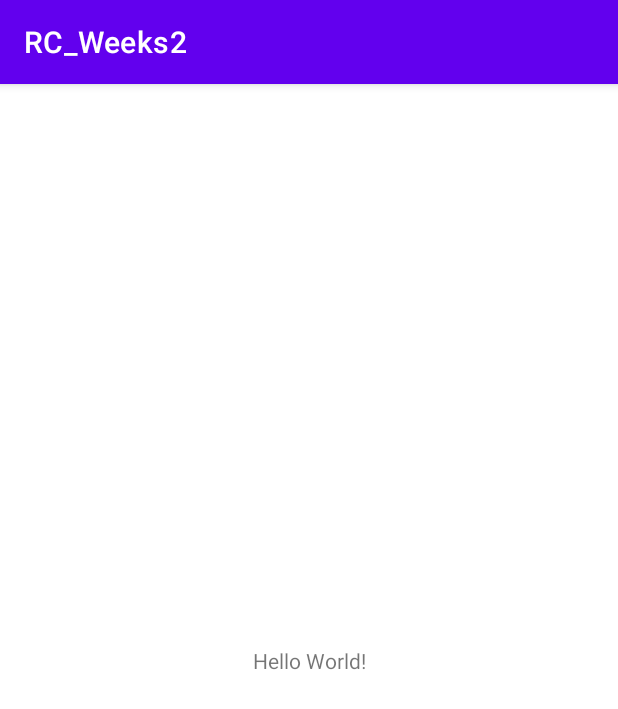
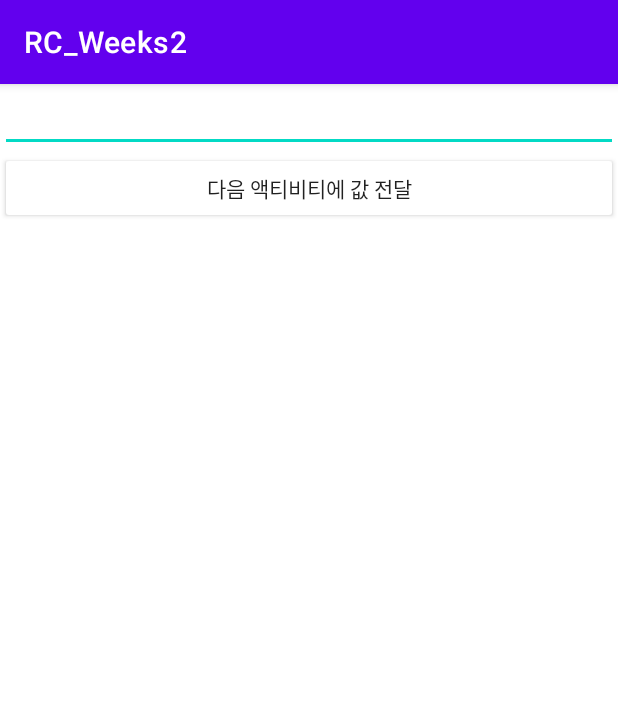
Before and after one commit to etchb/RisingCamp_Android_4th_Week2, an Android app: the screen it shows after launch (MainActivity), on a phone screen of 412 x 824 dp. Shown: the top 709 px of the screen. Run offline under Robolectric (Android 15) with nearby library versions, the phone set to English and light mode, and no system bars.

```diff
--- a/app/build.gradle
+++ b/app/build.gradle
@@ -14,6 +14,10 @@ android {
         versionName "1.0"
 
         testInstrumentationRunner "androidx.test.runner.AndroidJUnitRunner"
+    }
+
+    buildFeatures {
+        viewBinding true
     }
 
     buildTypes {
--- a/app/src/main/AndroidManifest.xml
+++ b/app/src/main/AndroidManifest.xml
@@ -18,6 +18,7 @@
                 <category android:name="android.intent.category.LAUNCHER" />
             </intent-filter>
         </activity>
+        <activity android:name=".SecondActivity"></activity>
     </application>
 
 </manifest>
--- a/app/src/main/java/com/bhongj/rc_weeks2/MainActivity.kt
+++ b/app/src/main/java/com/bhongj/rc_weeks2/MainActivity.kt
@@ -1,11 +1,54 @@
 package com.bhongj.rc_weeks2
 
+import android.content.Intent
 import androidx.appcompat.app.AppCompatActivity
 import android.os.Bundle
+import android.widget.Toast
+import com.bhongj.rc_weeks2.databinding.ActivityMainBinding
 
 class MainActivity : AppCompatActivity() {
+    private lateinit var binding:ActivityMainBinding
+
     override fun onCreate(savedInstanceState: Bundle?) {
         super.onCreate(savedInstanceState)
-        setContentView(R.layout.activity_main)
+        binding = ActivityMainBinding.inflate(layoutInflater)
+        val view = binding.root
+        setContentView(view)
+
+        binding.btnMain.setOnClickListener {
+            var intent = Intent(this, SecondActivity::class.java)
+            intent.putExtra("data", binding.edtMain.text.toString())
+            startActivity(intent)
+        }
+    }
+
+    override fun onStart() {
+        super.onStart()
+        Toast.makeText(this, "onStart", Toast.LENGTH_SHORT).show()
+    }
+
+    override fun onResume() {
+        super.onResume()
+        Toast.makeText(this, "onResume", Toast.LENGTH_SHORT).show()
+    }
+
+    override fun onPause() {
+        super.onPause()
+        Toast.makeText(this, "onPause", Toast.LENGTH_SHORT).show()
+    }
+
+    override fun onStop() {
+        super.onStop()
+        Toast.makeText(this, "onStop", Toast.LENGTH_SHORT).show()
+    }
+
+    override fun onRestart() {
+        super.onRestart()
+        Toast.makeText(this, "onRestart", Toast.LENGTH_SHORT).show()
+    }
+
+    override fun onDestroy() {
+        super.onDestroy()
+        Toast.makeText(this, "onDestroy", Toast.LENGTH_SHORT).show()
     }
 }
--- a/app/src/main/res/layout/activity_main.xml
+++ b/app/src/main/res/layout/activity_main.xml
@@ -1,18 +1,24 @@
 <?xml version="1.0" encoding="utf-8"?>
-<androidx.constraintlayout.widget.ConstraintLayout xmlns:android="http://schemas.android.com/apk/res/android"
+<LinearLayout xmlns:android="http://schemas.android.com/apk/res/android"
     xmlns:app="http://schemas.android.com/apk/res-auto"
     xmlns:tools="http://schemas.android.com/tools"
     android:layout_width="match_parent"
     android:layout_height="match_parent"
+    android:orientation="vertical"
     tools:context=".MainActivity">
 
-    <TextView
-        android:layout_width="wrap_content"
+    <EditText
+        android:id="@+id/edt_main"
+        android:layout_width="match_parent"
         android:layout_height="wrap_content"
-        android:text="Hello World!"
-        app:layout_constraintBottom_toBottomOf="parent"
-        app:layout_constraintLeft_toLeftOf="parent"
-        app:layout_constraintRight_toRightOf="parent"
-        app:layout_constraintTop_toTopOf="parent" />
+        ></EditText>
 
-</androidx.constraintlayout.widget.ConstraintLayout>
+    <androidx.appcompat.widget.AppCompatButton
+        android:id="@+id/btn_main"
+        android:layout_width="match_parent"
+        android:layout_height="wrap_content"
+        android:text="다음 액티비티에 값 전달"
+        android:backgroundTint="@color/white"
+        ></androidx.appcompat.widget.AppCompatButton>
+
+</LinearLayout>
```
Also changed, not shown: app/src/main/java/com/bhongj/rc_weeks2/SecondActivity.kt (added, +18 -0 lines), app/src/main/res/layout/activity_second.xml (added, +14 -0 lines).
